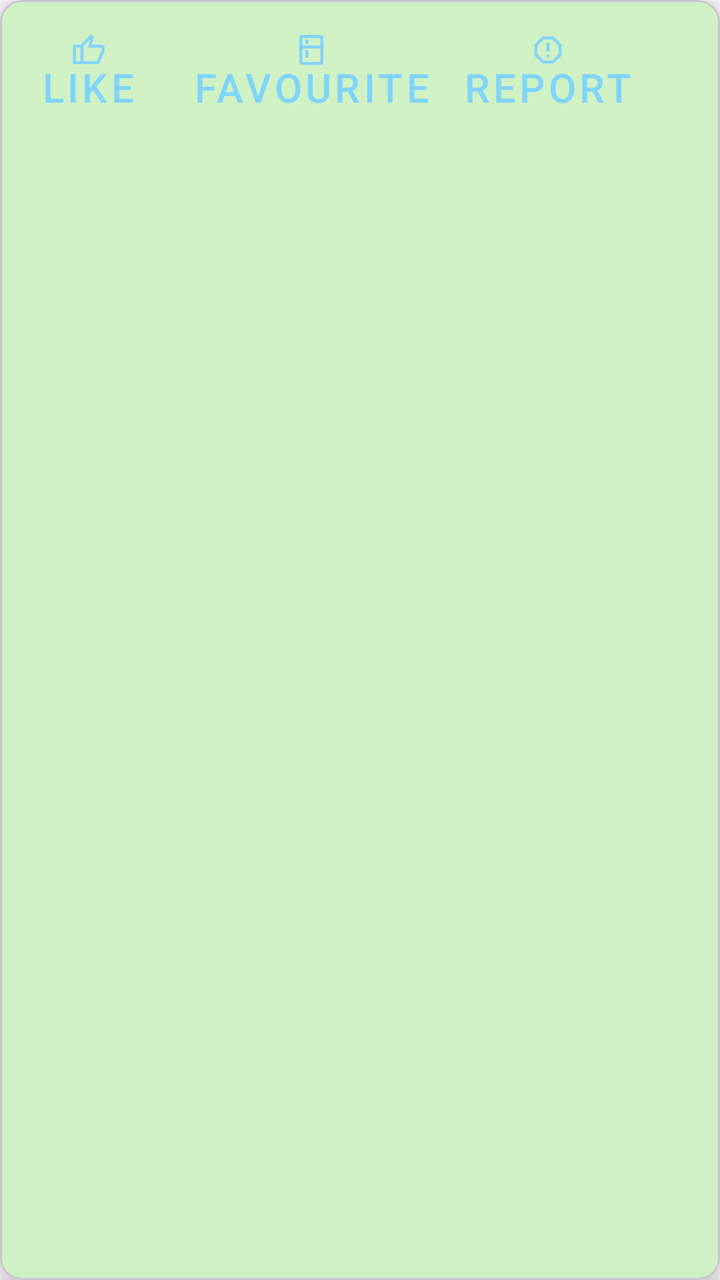
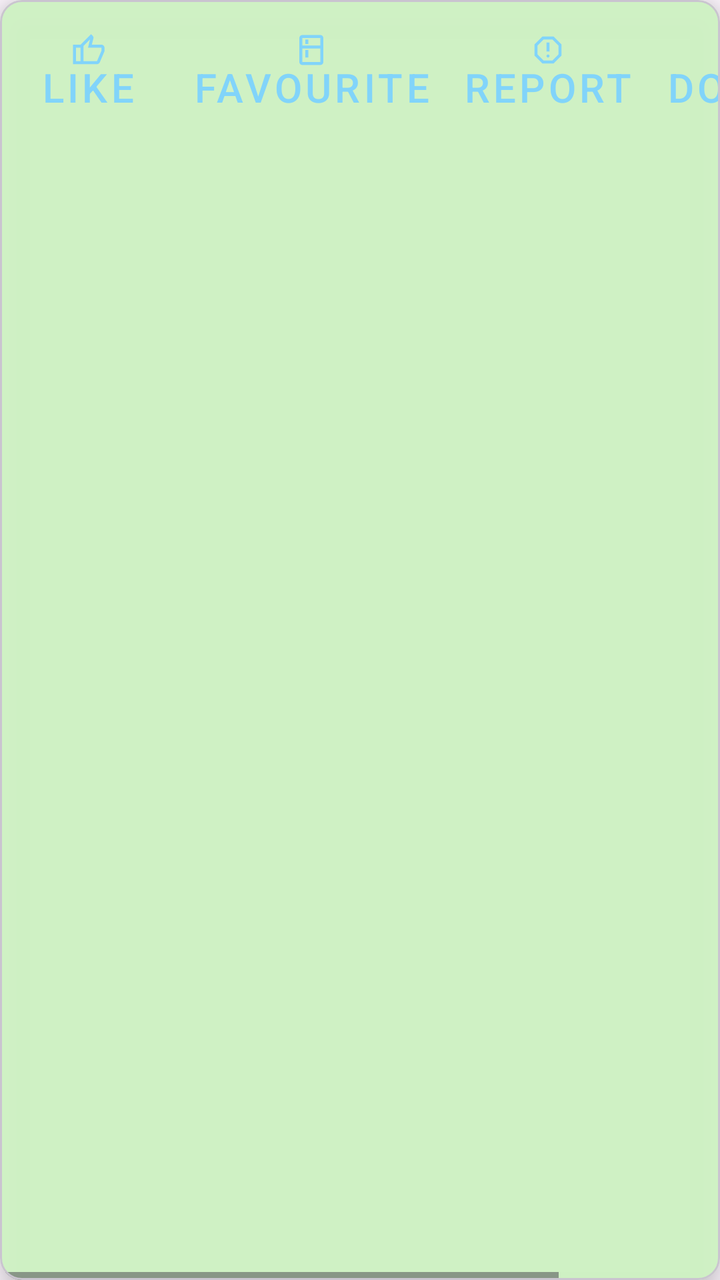

An Android layout rendered at two revisions. The XML below is the earlier revision; the diff shows what the commit changed to produce the second picture.
<!-- AndroidManifest.xml: application theme Theme.Ottohub_andriod -->
<!-- res/layout/action_bar_card.xml -->
<com.google.android.material.card.MaterialCardView android:layout_width="match_parent"
    android:layout_height="wrap_content"
    xmlns:app="http://schemas.android.com/apk/res-auto"
    android:layout_margin="5dp"
    app:cardCornerRadius="11dp"
    app:layout_constraintTop_toBottomOf="@+id/wvContent"
    app:cardElevation="11dp"
    app:cardBackgroundColor="#FCCFF1C4"
    xmlns:android="http://schemas.android.com/apk/res/android">
    <HorizontalScrollView
        android:layout_width="match_parent"
        android:layout_height="match_parent">

        <LinearLayout
            android:layout_width="wrap_content"
            android:layout_height="match_parent"
            android:orientation="horizontal">
            <com.google.android.material.button.MaterialButton
                android:id="@+id/btn_like"
                style="@style/Widget.MaterialComponents.Button.TextButton.Icon"
                android:text="@string/like"
                app:icon="@drawable/thumb_up_24dp"
                app:iconGravity="textTop"
                app:iconPadding="2dp"
                android:textSize="20sp"
                android:layout_width="wrap_content"
                android:layout_height="wrap_content"/>
            <com.google.android.material.button.MaterialButton
                android:id="@+id/btn_favourite"
                style="@style/Widget.MaterialComponents.Button.TextButton.Icon"
                android:text="@string/favourite"
                app:icon="@drawable/kitchen_24dp"
                app:iconGravity="textTop"
                app:iconPadding="2dp"
                android:textSize="20sp"
                android:layout_width="wrap_content"
                android:layout_height="wrap_content"/>
            <com.google.android.material.button.MaterialButton
                android:id="@+id/btn_report"
                style="@style/Widget.MaterialComponents.Button.TextButton.Icon"
                android:text="@string/report"
                app:icon="@drawable/report_24dp"
                app:iconGravity="textTop"
                app:iconPadding="2dp"
                android:textSize="20sp"
                android:layout_width="wrap_content"
                android:layout_height="wrap_content"/>
        </LinearLayout>
    </HorizontalScrollView>
</com.google.android.material.card.MaterialCardView>
<!-- resources referenced by this layout -->
<resources>
  <!-- drawable kitchen_24dp (drawable) -->
  <vector xmlns:android="http://schemas.android.com/apk/res/android"
      android:width="24dp"
      android:height="24dp"
      android:viewportWidth="960"
      android:viewportHeight="960">
    <path
        android:pathData="M320,320v-120h80v120h-80ZM320,680v-200h80v200h-80ZM240,880q-33,0 -56.5,-23.5T160,800v-640q0,-33 23.5,-56.5T240,80h480q33,0 56.5,23.5T800,160v640q0,33 -23.5,56.5T720,880L240,880ZM240,800h480v-360L240,440v360ZM240,360h480v-200L240,160v200Z"
        android:fillColor="#1f1f1f"/>
  </vector>
  <!-- drawable report_24dp (drawable) -->
  <vector xmlns:android="http://schemas.android.com/apk/res/android"
      android:width="24dp"
      android:height="24dp"
      android:viewportWidth="960"
      android:viewportHeight="960">
    <path
        android:pathData="M480,680q17,0 28.5,-11.5T520,640q0,-17 -11.5,-28.5T480,600q-17,0 -28.5,11.5T440,640q0,17 11.5,28.5T480,680ZM440,520h80v-240h-80v240ZM330,840 L120,630v-300l210,-210h300l210,210v300L630,840L330,840ZM364,760h232l164,-164v-232L596,200L364,200L200,364v232l164,164ZM480,480Z"
        android:fillColor="#1f1f1f"/>
  </vector>
  <!-- drawable thumb_up_24dp (drawable) -->
  <vector xmlns:android="http://schemas.android.com/apk/res/android"
      android:width="24dp"
      android:height="24dp"
      android:viewportWidth="960"
      android:viewportHeight="960">
    <path
        android:pathData="M720,840L280,840v-520l280,-280 50,50q7,7 11.5,19t4.5,23v14l-44,174h258q32,0 56,24t24,56v80q0,7 -2,15t-4,15L794,792q-9,20 -30,34t-44,14ZM360,760h360l120,-280v-80L480,400l54,-220 -174,174v406ZM360,354v406,-406ZM280,320v80L160,400v360h120v80L80,840v-520h200Z"
        android:fillColor="#1f1f1f"/>
  </vector>
  <string name="favourite">favourite</string>
  <string name="like">Like</string>
  <string name="report">report</string>
  <style name="Theme.Ottohub_andriod" parent="Theme.Material3.Light">
          
          <item name="colorPrimary">@color/teal_200</item>
          <item name="colorPrimaryVariant">@color/teal_700</item>
          <item name="colorOnPrimary">@color/white</item>
          
          <item name="colorSecondary">@color/purple_500</item>
          <item name="colorSecondaryVariant">@color/purple_700</item>
          <item name="colorOnSecondary">@color/black</item>
          
          <item name="android:statusBarColor">?attr/colorPrimaryVariant</item>
  
      </style>
  <color name="teal_200">#81D4FA</color>
  <color name="teal_700">#FF018786</color>
  <color name="white">#FFFFFFFF</color>
  <color name="purple_500">#FF6200EE</color>
  <color name="purple_700">#FF3700B3</color>
  <color name="black">#FF000000</color>
</resources>

<!-- the commit's change to res/layout/action_bar_card.xml (unified diff, before → after) -->
@@ -45,6 +45,16 @@
                 android:textSize="20sp"
                 android:layout_width="wrap_content"
                 android:layout_height="wrap_content"/>
+            <com.google.android.material.button.MaterialButton
+                android:id="@+id/btn_download"
+                style="@style/Widget.MaterialComponents.Button.TextButton.Icon"
+                android:text="@string/download"
+                app:icon="@drawable/download_2_24dp"
+                app:iconGravity="textTop"
+                app:iconPadding="2dp"
+                android:textSize="20sp"
+                android:layout_width="wrap_content"
+                android:layout_height="wrap_content"/>
         </LinearLayout>
     </HorizontalScrollView>
 </com.google.android.material.card.MaterialCardView>
<!-- resource entries referenced after the edit -->
@@ -1,5 +1,15 @@
 <!-- resources referenced by this layout -->
 <resources>
+  <!-- drawable download_2_24dp (drawable) -->
+  <vector xmlns:android="http://schemas.android.com/apk/res/android"
+      android:width="24dp"
+      android:height="24dp"
+      android:viewportWidth="960"
+      android:viewportHeight="960">
+    <path
+        android:pathData="M160,880v-80h640v80L160,880ZM480,720L200,360h160v-280h240v280h160L480,720ZM480,590 L596,440h-76v-280h-80v280h-76l116,150ZM480,440Z"
+        android:fillColor="#1f1f1f"/>
+  </vector>
   <!-- drawable kitchen_24dp (drawable) -->
   <vector xmlns:android="http://schemas.android.com/apk/res/android"
       android:width="24dp"
@@ -30,6 +40,7 @@
         android:pathData="M720,840L280,840v-520l280,-280 50,50q7,7 11.5,19t4.5,23v14l-44,174h258q32,0 56,24t24,56v80q0,7 -2,15t-4,15L794,792q-9,20 -30,34t-44,14ZM360,760h360l120,-280v-80L480,400l54,-220 -174,174v406ZM360,354v406,-406ZM280,320v80L160,400v360h120v80L80,840v-520h200Z"
         android:fillColor="#1f1f1f"/>
   </vector>
+  <string name="download">Download</string>
   <string name="favourite">favourite</string>
   <string name="like">Like</string>
   <string name="report">report</string>
